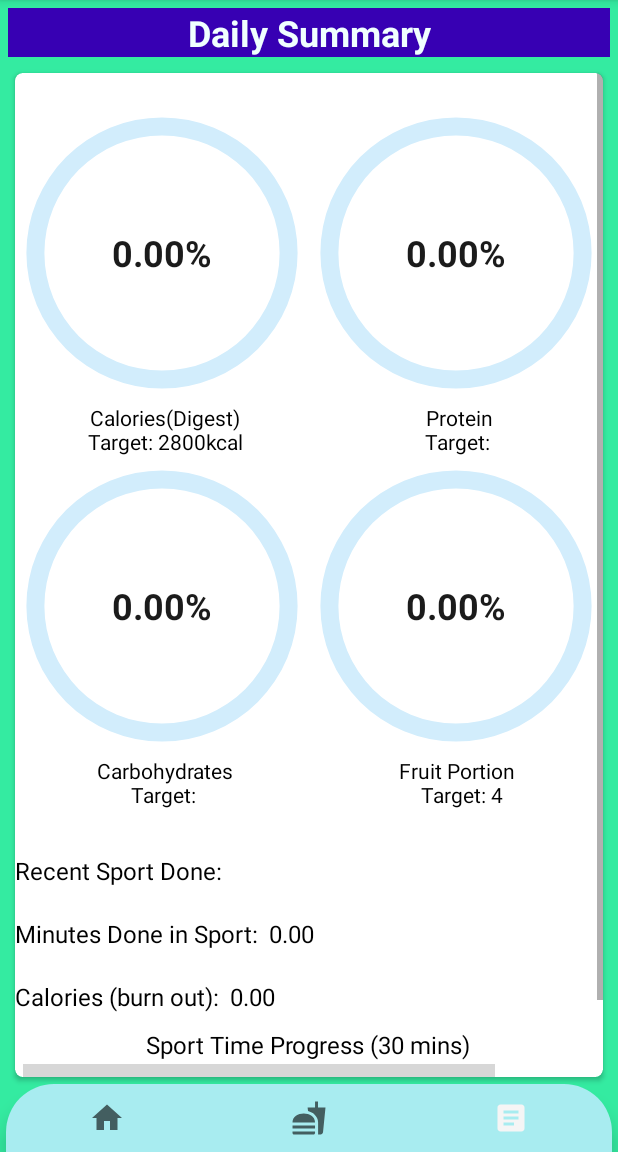
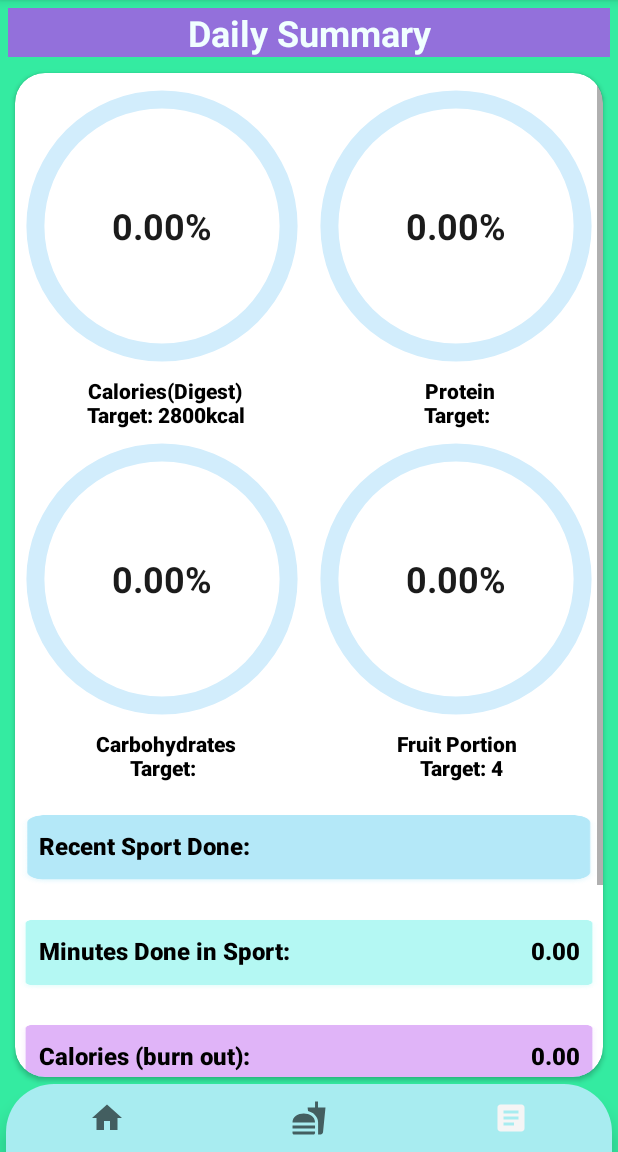
Before and after one commit to Lau-Man-Ho-Mark/project, an Android app: the screen it shows after launch (MainActivity), item 3 of the bottom bar chosen, on a phone screen of 412 x 824 dp, the part 84-1236 px from its top. Run offline under Robolectric (Android 15) with nearby library versions, the phone set to English and light mode, and no system bars.

Commit message:
Merged new fragc designs

```diff
--- a/GpPj/app/src/main/java/com/example/assignment2/SportInstruction.java
+++ b/GpPj/app/src/main/java/com/example/assignment2/SportInstruction.java
@@ -75,11 +75,12 @@ public class SportInstruction extends AppCompatActivity implements View.OnClickL
             isFirstTime = false;
         }
         else{
-            data.addAll(preferences.getStringSet(REP_LIST, null));
-            data2.addAll(preferences.getStringSet(CALO_LIST, null));
-            data3.addAll(preferences.getStringSet(TYPE_LIST, null));
+            if(preferences.getStringSet(CALO_LIST, null) != null){
+                data.addAll(preferences.getStringSet(REP_LIST, null));
+                data2.addAll(preferences.getStringSet(CALO_LIST, null));
+                data3.addAll(preferences.getStringSet(TYPE_LIST, null));
+            }
         }
-
     }
 
     public void init(){
--- a/GpPj/app/src/main/res/layout/fragment_progress.xml
+++ b/GpPj/app/src/main/res/layout/fragment_progress.xml
@@ -18,12 +18,16 @@
             android:layout_width="match_parent"
             android:layout_height="wrap_content"
             android:layout_margin="5dp"
-            android:background="@color/purple_700"
+            android:background="@color/DarkSlateBlue"
             android:text="Daily Summary"
             android:textAlignment="center"
             android:textColor="@color/Azure"
             android:textSize="24sp"
-            android:textStyle="bold" />
+            android:textStyle="bold"
+            app:cardCornerRadius="20dp"/>
+
+
+
         <androidx.cardview.widget.CardView
             android:id="@+id/cardview"
             android:layout_width="match_parent"
@@ -32,7 +36,7 @@
             android:layout_marginTop="5dp"
             android:layout_marginRight="10dp"
             android:layout_marginBottom="50dp"
-            app:cardCornerRadius="5dp">>
+            app:cardCornerRadius="20dp">>
 
 
             <ScrollView
@@ -54,8 +58,8 @@
                     <LinearLayout
                         android:layout_width="match_parent"
                         android:layout_height="match_parent"
-                        android:layout_marginTop="20dp"
-                        android:layout_marginBottom="20dp"
+                        android:layout_marginTop="2dp"
+                        android:layout_marginBottom="10dp"
                         android:orientation="vertical"
                         android:visibility="visible">
 
@@ -140,22 +144,24 @@
                                 android:weightSum="2">
 
                                 <TextView
-                                    android:textColor="@color/black"
                                     android:id="@+id/tv_calor"
                                     android:layout_width="139dp"
                                     android:layout_height="wrap_content"
                                     android:layout_weight="1"
+                                    android:fontFamily="sans-serif-black"
                                     android:text="Calories(Digest)\nTarget: 2800kcal"
-                                    android:textAlignment="center" />
+                                    android:textAlignment="center"
+                                    android:textColor="@color/black" />
 
                                 <TextView
-                                    android:textColor="@color/black"
                                     android:id="@+id/tv_protain"
                                     android:layout_width="131dp"
                                     android:layout_height="wrap_content"
                                     android:layout_weight="1"
+                                    android:fontFamily="sans-serif-black"
                                     android:text="Protein\nTarget: "
-                                    android:textAlignment="center" />
+                                    android:textAlignment="center"
+                                    android:textColor="@color/black" />
 
                             </LinearLayout>
 
@@ -244,22 +250,24 @@
                                 android:orientation="horizontal">
 
                                 <TextView
-                                    android:textColor="@color/black"
                                     android:id="@+id/tv_carbon"
                                     android:layout_width="wrap_content"
                                     android:layout_height="wrap_content"
                                     android:layout_weight="1"
+                                    android:fontFamily="sans-serif-black"
                                     android:text="Carbohydrates\nTarget: "
-                                    android:textAlignment="center" />
+                                    android:textAlignment="center"
+                                    android:textColor="@color/black" />
 
                                 <TextView
-                                    android:textColor="@color/black"
                                     android:id="@+id/tv_veget"
                                     android:layout_width="wrap_content"
                                     android:layout_height="wrap_content"
                                     android:layout_weight="1"
+                                    android:fontFamily="sans-serif-black"
                                     android:text="Fruit Portion \n Target: 4"
-                                    android:textAlignment="center" />
+                                    android:textAlignment="center"
+                                    android:textColor="@color/black" />
 
                             </LinearLayout>
 
@@ -271,52 +279,69 @@
 
                     <LinearLayout
                         android:layout_width="match_parent"
-                        android:layout_height="wrap_content"
+                        android:layout_height="50dp"
                         android:layout_marginTop="10dp"
                         android:layout_marginBottom="10dp"
-                        android:orientation="horizontal">
+                        android:orientation="horizontal"
+                        android:background="@drawable/cv1">
 
                         <TextView
-                            android:textColor="@color/black"
                             android:id="@+id/typeofsport"
                             android:layout_width="wrap_content"
                             android:layout_height="wrap_content"
+                            android:layout_marginTop="5dp"
+                            android:layout_marginLeft="10dp"
+                            android:fontFamily="sans-serif-black"
+                            android:padding="6dp"
                             android:text="Recent Sport Done:"
+                            android:textColor="@color/black"
                             android:textSize="16sp" />
 
                         <TextView
-                            android:textColor="@color/black"
-                            android:textSize="16sp"
-                            android:layout_marginLeft="7dp"
                             android:id="@+id/display_sport"
                             android:layout_width="wrap_content"
                             android:layout_height="wrap_content"
-                            android:layout_weight="1" />
+                            android:layout_marginLeft="7dp"
+                            android:layout_marginTop="5dp"
+                            android:layout_weight="1"
+                            android:fontFamily="sans-serif-black"
+                            android:textColor="@color/black"
+                            android:textSize="16sp" />
                     </LinearLayout>
 
                     <LinearLayout
                         android:layout_width="match_parent"
-                        android:layout_height="match_parent"
+                        android:layout_height="50dp"
                         android:layout_marginTop="10dp"
                         android:layout_marginBottom="10dp"
-                        android:orientation="horizontal">
+                        android:orientation="horizontal"
+                        android:background="@drawable/cv2">
 
                         <TextView
-                            android:textColor="@color/black"
                             android:id="@+id/reps"
                             android:layout_width="wrap_content"
                             android:layout_height="wrap_content"
+                            android:fontFamily="sans-serif-black"
+                            android:padding="6dp"
                             android:text="Minutes Done in Sport:"
-                            android:textSize="16sp" />
+                            android:layout_marginTop="5dp"
+                            android:layout_marginLeft="10dp"
+                            android:textColor="@color/black"
+                            android:textSize="16sp"
+                            />
 
                         <TextView
-                            android:textColor="@color/black"
-                            android:textSize="16sp"
-                            android:layout_marginLeft="7dp"
+                            android:layout_marginRight="15dp"
+                            android:textAlignment="viewEnd"
                             android:id="@+id/display_reps"
                             android:layout_width="wrap_content"
                             android:layout_height="wrap_content"
-                            android:layout_weight="1" />
+                            android:layout_marginTop="5dp"
+                            android:layout_marginLeft="7dp"
+                            android:layout_weight="1"
+                            android:fontFamily="sans-serif-black"
+                            android:textColor="@color/black"
+                            android:textSize="16sp" />
                     </LinearLayout>
 
                     <LinearLayout
@@ -345,101 +370,134 @@
 
                     <LinearLayout
                         android:layout_width="match_parent"
-                        android:layout_height="match_parent"
+                        android:layout_height="50dp"
                         android:layout_marginTop="10dp"
                         android:layout_marginBottom="10dp"
-                        android:orientation="horizontal">
+                        android:orientation="horizontal"
+                        android:background="@drawable/cv3">
 
                         <TextView
-                            android:textColor="@color/black"
                             android:id="@+id/calories"
                             android:layout_width="wrap_content"
                             android:layout_height="wrap_content"
+                            android:fontFamily="sans-serif-black"
+                            android:layout_marginTop="5dp"
+                            android:layout_marginLeft="10dp"
+                            android:padding="6dp"
                             android:text="Calories (burn out):"
+                            android:textColor="@color/black"
                             android:textSize="16sp" />
 
                         <TextView
-                            android:textColor="@color/black"
-                            android:layout_marginLeft="7dp"
+                            android:layout_marginRight="15dp"
+                            android:textAlignment="viewEnd"
                             android:id="@+id/display_calories"
                             android:layout_width="wrap_content"
                             android:layout_height="wrap_content"
+                            android:layout_marginTop="5dp"
+                            android:layout_marginLeft="7dp"
                             android:layout_weight="1"
-                            android:textSize="16sp"/>
+                            android:fontFamily="sans-serif-black"
+                            android:textColor="@color/black"
+                            android:textSize="16sp" />
 
                     </LinearLayout>
-
-                    <TextView
-                        android:layout_gravity="center_horizontal"
-                        android:layout_width="wrap_content"
-                        android:layout_height="wrap_content"
-                        android:textSize="16sp"
-                        android:textColor="@color/black"
-                        android:text="Sport Time Progress (30 mins)"/>
 
                     <LinearLayout
                         android:weightSum="100"
                         android:layout_width="match_parent"
+                        android:layout_height="60dp"
+                        android:layout_marginTop="5dp"
+                        android:orientation="vertical"
+                        android:background="@drawable/cv4"
+                        >
+
+                    <TextView
+                        android:layout_width="wrap_content"
                         android:layout_height="wrap_content"
-                        android:orientation="horizontal">
+                        android:layout_gravity="center_horizontal"
+                        android:fontFamily="sans-serif-black"
+                        android:padding="6dp"
+                        android:text="Sport Time Progress (30 mins)"
+                        android:textColor="@color/black"
 
-                    <ProgressBar
-                        android:progressTint="#c42974"
-                        android:layout_marginLeft="5dp"
-                        android:layout_weight="80"
-                        android:id="@+id/pb5"
-                        android:indeterminate="false"
-                        style="@style/Widget.AppCompat.ProgressBar.Horizontal"
-                        android:layout_width="wrap_content"
-                        android:layout_height="wrap_content"/>
+                        android:textSize="16sp" />
 
-                        <TextView
-                            android:layout_marginRight="5dp"
-                            android:textColor="@color/black"
-                            android:textAlignment="viewEnd"
-                            android:layout_weight="20"
-                            android:id="@+id/minutesDoneProgressTV"
+                        <LinearLayout
+                            android:weightSum="100"
+                            android:layout_width="match_parent"
+                            android:layout_height="50dp"
+                            android:orientation="horizontal"
+
+                            >
+                        <ProgressBar
+                            android:id="@+id/pb5"
+                            style="@style/Widget.AppCompat.ProgressBar.Horizontal"
                             android:layout_width="wrap_content"
-                            android:layout_height="wrap_content"
-                            android:textSize="16sp"/>
+                            android:layout_height="25dp"
+                            android:layout_marginLeft="20dp"
+                            android:layout_weight="80"
+                            android:indeterminate="false"
+                            android:progressTint="#c42974" />
 
+                            <TextView
+                                android:id="@+id/minutesDoneProgressTV"
+                                android:layout_width="wrap_content"
+                                android:layout_height="wrap_content"
+                                android:layout_marginRight="5dp"
+                                android:layout_weight="20"
+                                android:textAlignment="center"
+                                android:textColor="@color/black"
+                                android:textSize="16sp" />
+                        </LinearLayout>
                     </LinearLayout>
 
-                    <TextView
-                        android:layout_gravity="center_horizontal"
-                        android:layout_width="wrap_content"
-                        android:layout_height="wrap_content"
-                        android:textSize="16sp"
-                        android:textColor="@color/black"
-                        android:text="Burnt:Intake Calories Ratio"/>
 
                 <LinearLayout
                     android:weightSum="100"
                     android:layout_width="match_parent"
-                    android:layout_height="wrap_content"
+                    android:layout_height="60dp"
+                    android:background="@drawable/cv5"
+                    android:orientation="vertical"
+                    android:layout_marginTop="10dp">
+
+                    <TextView
+                        android:layout_width="wrap_content"
+                        android:layout_height="wrap_content"
+                        android:layout_gravity="center_horizontal"
+                        android:fontFamily="sans-serif-black"
+                        android:padding="6dp"
+                        android:text="Burnt: Intake Calories Ratio"
+                        android:textColor="@color/black"
+                        android:textSize="16sp" />
+
+                <LinearLayout
+                    android:weightSum="100"
+                    android:layout_width="match_parent"
+                    android:layout_height="50dp"
                     android:orientation="horizontal">
 
                     <ProgressBar
                         android:progressTint="#4c32a8"
-                        android:layout_marginLeft="5dp"
+                        android:layout_marginLeft="20dp"
                         android:layout_weight="80"
                         android:id="@+id/pb6"
                         android:indeterminate="false"
                         style="@style/Widget.AppCompat.ProgressBar.Horizontal"
                         android:layout_width="wrap_content"
-                        android:layout_height="wrap_content"/>
+                        android:layout_height="25dp"/>
 
                     <TextView
-                        android:layout_marginRight="5dp"
-                        android:textColor="@color/black"
-                        android:textAlignment="viewEnd"
-                        android:layout_weight="20"
                         android:id="@+id/burntIntakeCaloriesRatioTV"
                         android:layout_width="wrap_content"
                         android:layout_height="wrap_content"
-                        android:textSize="16sp"/>
+                        android:layout_marginRight="5dp"
+                        android:layout_weight="20"
+                        android:textAlignment="center"
+                        android:textColor="@color/black"
+                        android:textSize="16sp" />
                 </LinearLayout>
-
+                </LinearLayout>
                 </LinearLayout>
             </ScrollView>
 
```
Also changed, not shown: GpPj/app/src/main/res/drawable/cv1.png (added), GpPj/app/src/main/res/drawable/cv2.png (added), GpPj/app/src/main/res/drawable/cv3.png (added), GpPj/app/src/main/res/drawable/cv4.png (added), GpPj/app/src/main/res/drawable/cv5.png (added).
